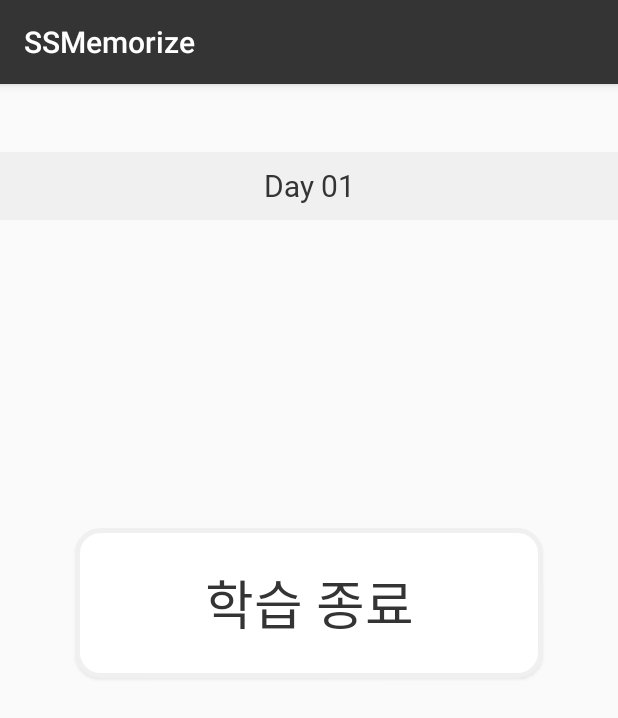
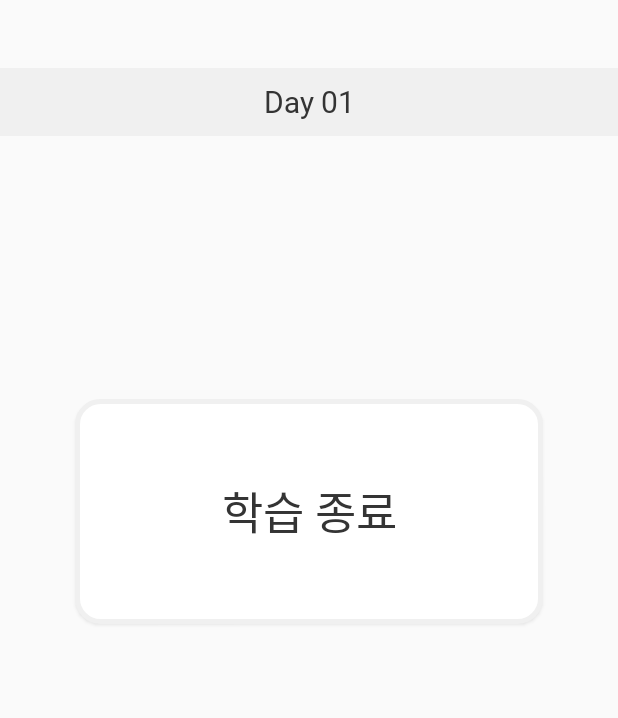
Before and after one commit to LeeMinJii/SSMemorize, an Android app: the Memorize_3_4 screen opened directly, with no data from a screen before it, on a phone screen of 412 x 824 dp. Shown: the top 718 px of the screen. Run offline under Robolectric (Android 15) with nearby library versions, the phone set to English and light mode, and no system bars.

Commit message:
단어20개 학습완료시 학습종료화면->Day선택화면으로 전환

```diff
--- a/app/src/main/java/com/example/ssmemorize/Memorize_3_4.java
+++ b/app/src/main/java/com/example/ssmemorize/Memorize_3_4.java
@@ -1,5 +1,6 @@
 package com.example.ssmemorize;
 
+import androidx.appcompat.app.ActionBar;
 import androidx.appcompat.app.AppCompatActivity;
 
 import android.content.Intent;
@@ -22,5 +23,10 @@ public class Memorize_3_4 extends AppCompatActivity {
                 startActivity(intent);
             }
         });
+
+        // 타이틀바 없애기
+        ActionBar actionBar = getSupportActionBar();
+        actionBar.hide();
+
     }
 }
--- a/app/src/main/res/layout/activity_memorize33.xml
+++ b/app/src/main/res/layout/activity_memorize33.xml
@@ -42,7 +42,7 @@
             android:id="@+id/word_num"
             android:layout_width="wrap_content"
             android:layout_height="match_parent"
-            android:text="21"
+            android:text="20"
             android:textSize="23dp"
             android:textColor="@color/darkdarkgray"
             android:gravity="right"
--- a/app/src/main/res/layout/activity_memorize34.xml
+++ b/app/src/main/res/layout/activity_memorize34.xml
@@ -19,17 +19,17 @@
     <Button
         android:id="@+id/btn_game_end"
         android:layout_width="match_parent"
-        android:layout_height="100dp"
+        android:layout_height="150dp"
         android:layout_below="@+id/show_day"
         android:text="학습 종료"
-        android:textSize="35dp"
+        android:textSize="30dp"
         android:textColor="@color/dark"
         android:background="@drawable/thin_gray"
         android:layout_marginRight="50dp"
         android:layout_marginLeft="50dp"
-        android:layout_marginTop="200dp"
+        android:layout_marginTop="170dp"
         android:layout_marginBottom="250dp"
         android:gravity="center"
-        android:fontFamily="@font/cafe"/>
+        android:fontFamily="@font/cafe_air"/>
 
 </RelativeLayout>
--- a/app/src/main/res/values/colors.xml
+++ b/app/src/main/res/values/colors.xml
@@ -8,7 +8,6 @@
     <color name="black">#FF000000</color>
     <color name="white">#FFFFFFFF</color>
     <color name="blue">#FFAACEE2</color>
-    <color name="blue2">#313F67</color>
     <color name="dark">#FF343434</color>
     <color name="gray">#FFF0F0F0</color>
     <color name="darkgray">#FF808080</color>
```
Also changed, not shown: app/src/main/java/com/example/ssmemorize/Memorize_3_3.java (+6 -5 lines).
